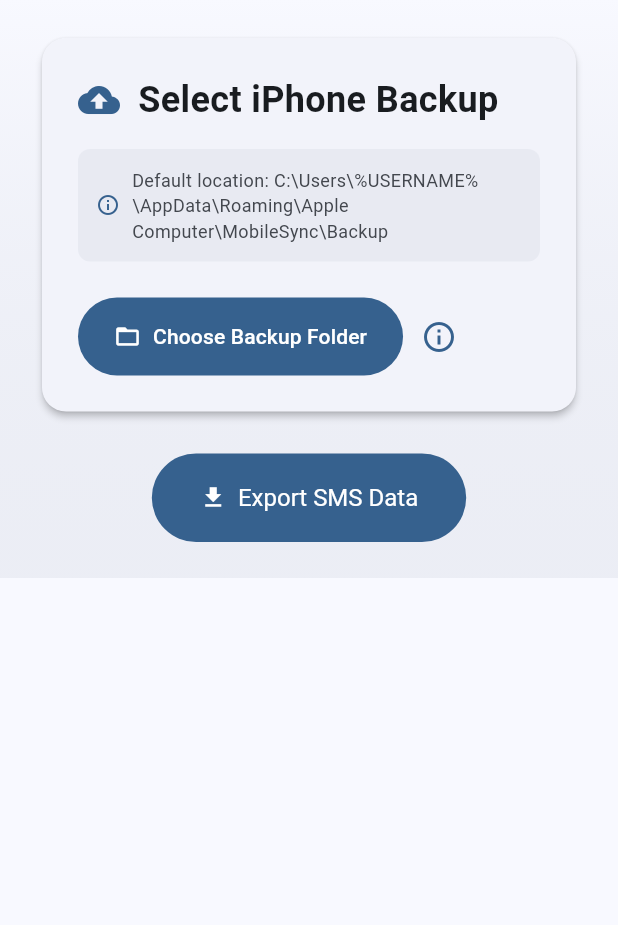
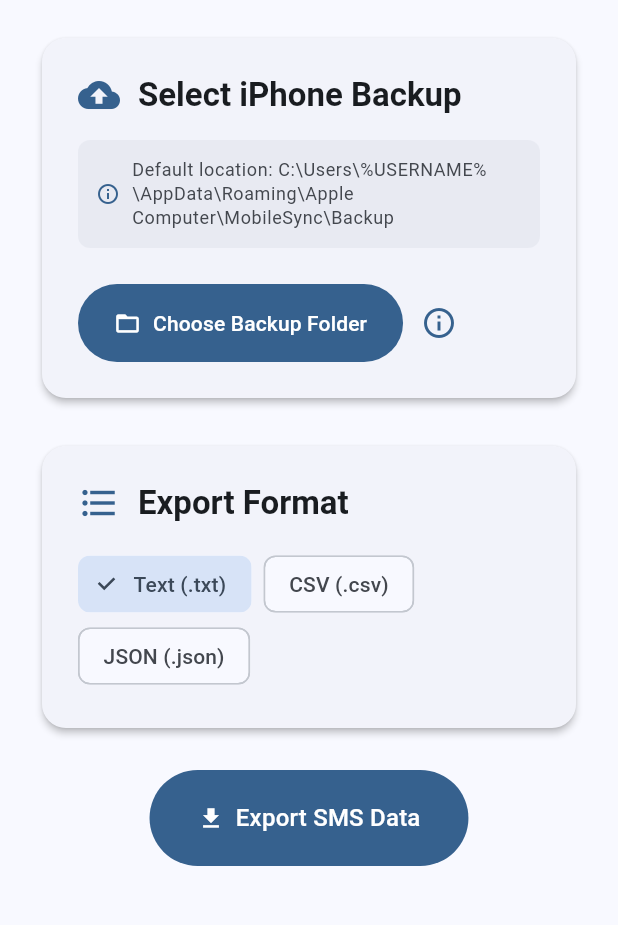
Before and after one commit to daurham/iphone_sms_transcriptor, a Flutter app: the screen it shows after launch, on a phone screen of 412 x 824 dp, the part 88-1013 px from its top. Run offline on Flutter 3.47's test engine with Material 3 defaults, Android fonts, the light colour scheme and no system bars; our stand-ins replace file_picker, sqflite_common_ffi; accounts and stored records are empty.

Commit message:
added a formatting option

```diff
--- a/lib/screens/home_screen.dart
+++ b/lib/screens/home_screen.dart
@@ -20,6 +20,7 @@
   String? selectedBackupPath;    // Path to the iPhone backup folder
   bool isProcessing = false;     // Flag to track if backup is being processed
   String? exportLocation;        // Path where files were actually exported
+  ExportFormat selectedFormat = ExportFormat.txt;  // Selected export format
 
   /// Handles the selection of the iPhone backup folder.
   ///
@@ -121,7 +122,7 @@
   /// This method:
   /// 1. Validates that a backup folder is selected
   /// 2. Extracts SMS data using BackupService
-  /// 3. Exports the data to text files using SMSService
+  /// 3. Exports the data to files in the selected format using SMSService
   /// 4. Updates the UI with the export location
   Future<void> processBackup() async {
     if (selectedBackupPath == null) {
@@ -145,10 +146,9 @@
 
       // Extract SMS data from backup
       final smsData = await backupService.extractSMSData(selectedBackupPath!);
-      // final smsData = await backupService.extractSMSData(selectedBackupPath!, messageLimit: 100); // ? For testing
 
-      // Export to text files (will automatically use desktop location)
-      final exportPath = await smsService.exportToTextFiles(smsData);
+      // Export to files in selected format
+      final exportPath = await smsService.exportToFiles(smsData, selectedFormat);
 
       setState(() {
         exportLocation = exportPath;
@@ -179,29 +179,19 @@
   ///
   /// The UI consists of:
   /// 1. A card for selecting the iPhone backup folder
-  /// 2. A button to process the backup
-  /// 3. A card showing the export location and open folder button
+  /// 2. A card for selecting the export format
+  /// 3. A button to process the backup
+  /// 4. A card showing the export location and open folder button
   @override
   Widget build(BuildContext context) {
-    final colorScheme = Theme.of(context).colorScheme;
-
     return Scaffold(
       appBar: AppBar(
         title: const Text('iPhone SMS Transcriptor'),
-        backgroundColor: colorScheme.surface,
+        backgroundColor: Theme.of(context).colorScheme.surface,
         elevation: 0,
       ),
       body: Container(
-        decoration: BoxDecoration(
-          gradient: LinearGradient(
-            begin: Alignment.topCenter,
-            end: Alignment.bottomCenter,
-            colors: [
-              colorScheme.surface,
-              colorScheme.surfaceVariant.withOpacity(0.5),
-            ],
-          ),
-        ),
+        color: Theme.of(context).colorScheme.background,
         child: SafeArea(
           child: SingleChildScrollView(
             child: Padding(
@@ -224,16 +214,14 @@
                             children: [
                               Icon(
                                 Icons.backup,
-                                color: colorScheme.primary,
+                                color: Theme.of(context).colorScheme.primary,
                                 size: 28,
                               ),
                               const SizedBox(width: 12),
                               Text(
                                 'Select iPhone Backup',
-                                style: TextStyle(
-                                  fontSize: 24,
+                                style: Theme.of(context).textTheme.titleLarge?.copyWith(
                                   fontWeight: FontWeight.bold,
-                                  color: colorScheme.onSurface,
                                 ),
                               ),
                             ],
@@ -242,23 +230,22 @@
                           Container(
                             padding: const EdgeInsets.all(12),
                             decoration: BoxDecoration(
-                              color: colorScheme.surfaceVariant.withOpacity(0.5),
+                              color: Theme.of(context).colorScheme.surfaceVariant.withOpacity(0.5),
                               borderRadius: BorderRadius.circular(8),
                             ),
                             child: Row(
                               children: [
                                 Icon(
                                   Icons.info_outline,
-                                  color: colorScheme.primary,
+                                  color: Theme.of(context).colorScheme.primary,
                                   size: 16,
                                 ),
                                 const SizedBox(width: 8),
                                 Expanded(
                                   child: Text(
                                     'Default location: ${BackupService.defaultBackupPath}',
-                                    style: TextStyle(
-                                      fontSize: 12,
-                                      color: colorScheme.onSurfaceVariant,
+                                    style: Theme.of(context).textTheme.bodySmall?.copyWith(
+                                      color: Theme.of(context).colorScheme.onSurfaceVariant,
                                     ),
                                   ),
                                 ),
@@ -267,7 +254,6 @@
                           ),
                           const SizedBox(height: 24),
                           Row(
-                            // mainAxisAlignment: MainAxisAlignment.center,
                             children: [
                               FilledButton.icon(
                                 onPressed: selectBackupFolder,
@@ -284,7 +270,7 @@
                                     'The folder should contain numbered folders (like "3d", "31", etc.)',
                                 child: Icon(
                                   Icons.info_outline,
-                                  color: colorScheme.primary,
+                                  color: Theme.of(context).colorScheme.primary,
                                   size: 24,
                                 ),
                               ),
@@ -295,22 +281,21 @@
                             Container(
                               padding: const EdgeInsets.all(12),
                               decoration: BoxDecoration(
-                                color: colorScheme.primaryContainer.withOpacity(0.3),
+                                color: Theme.of(context).colorScheme.primaryContainer.withOpacity(0.3),
                                 borderRadius: BorderRadius.circular(8),
                               ),
                               child: Row(
                                 children: [
                                   Icon(
                                     Icons.check_circle_outline,
-                                    color: colorScheme.primary,
+                                    color: Theme.of(context).colorScheme.primary,
                                     size: 16,
                                   ),
                                   const SizedBox(width: 8),
                                   Expanded(
                                     child: Text(
                                       'Selected: ${selectedBackupPath!.split(Platform.pathSeparator).last}',
-                                      style: TextStyle(
-                                        color: colorScheme.onSurface,
+                                      style: Theme.of(context).textTheme.bodyMedium?.copyWith(
                                         fontStyle: FontStyle.italic,
                                       ),
                                     ),
@@ -324,6 +309,77 @@
                     ),
                   ),
                   const SizedBox(height: 24),
+                  // Export format selection card
+                  Card(
+                    elevation: 2,
+                    shape: RoundedRectangleBorder(
+                      borderRadius: BorderRadius.circular(16),
+                    ),
+                    child: Padding(
+                      padding: const EdgeInsets.all(24.0),
+                      child: Column(
+                        crossAxisAlignment: CrossAxisAlignment.start,
+                        children: [
+                          Row(
+                            children: [
+                              Icon(
+                                Icons.format_list_bulleted,
+                                color: Theme.of(context).colorScheme.primary,
+                                size: 28,
+                              ),
+                              const SizedBox(width: 12),
+                              Text(
+                                'Export Format',
+                                style: Theme.of(context).textTheme.titleLarge?.copyWith(
+                                  fontWeight: FontWeight.bold,
+                                ),
+                              ),
+                            ],
+                          ),
+                          const SizedBox(height: 16),
+                          Wrap(
+                            spacing: 8,
+                            children: [
+                              ChoiceChip(
+                                label: const Text('Text (.txt)'),
+                                selected: selectedFormat == ExportFormat.txt,
+                                onSelected: (selected) {
+                                  if (selected) {
+                                    setState(() {
+                                      selectedFormat = ExportFormat.txt;
+                                    });
+                                  }
+                                },
+                              ),
+                              ChoiceChip(
+                                label: const Text('CSV (.csv)'),
+                                selected: selectedFormat == ExportFormat.csv,
+                                onSelected: (selected) {
+                                  if (selected) {
+                                    setState(() {
+                                      selectedFormat = ExportFormat.csv;
+                                    });
+                                  }
+                                },
+                              ),
+                              ChoiceChip(
+                                label: const Text('JSON (.json)'),
+                                selected: selectedFormat == ExportFormat.json,
+                                onSelected: (selected) {
+                                  if (selected) {
+                                    setState(() {
+                                      selectedFormat = ExportFormat.json;
+                                    });
+                                  }
+                                },
+                              ),
+                            ],
+                          ),
+                        ],
+                      ),
+                    ),
+                  ),
+                  const SizedBox(height: 24),
                   // Process backup button
                   Center(
                     child: FilledButton.icon(
@@ -332,7 +388,7 @@
                       label: const Text('Export SMS Data'),
                       style: FilledButton.styleFrom(
                         padding: const EdgeInsets.symmetric(vertical: 20, horizontal: 32),
-                        textStyle: const TextStyle(fontSize: 16),
+                        textStyle: Theme.of(context).textTheme.titleMedium,
                       ),
                     ),
                   ),
@@ -343,13 +399,13 @@
                       child: Column(
                         children: [
                           CircularProgressIndicator(
-                            color: colorScheme.primary,
+                            color: Theme.of(context).colorScheme.primary,
                           ),
                           const SizedBox(height: 16),
                           Text(
                             'Processing backup...',
-                            style: TextStyle(
-                              color: colorScheme.onSurfaceVariant,
+                            style: Theme.of(context).textTheme.bodyMedium?.copyWith(
+                              color: Theme.of(context).colorScheme.onSurfaceVariant,
                             ),
                           ),
                         ],
@@ -373,16 +429,14 @@
                               children: [
                                 Icon(
                                   Icons.folder_zip,
-                                  color: colorScheme.primary,
+                                  color: Theme.of(context).colorScheme.primary,
                                   size: 28,
                                 ),
                                 const SizedBox(width: 12),
                                 Text(
                                   'Export Complete',
-                                  style: TextStyle(
-                                    fontSize: 24,
+                                  style: Theme.of(context).textTheme.titleLarge?.copyWith(
                                     fontWeight: FontWeight.bold,
-                                    color: colorScheme.onSurface,
                                   ),
                                 ),
                               ],
@@ -391,23 +445,22 @@
                             Container(
                               padding: const EdgeInsets.all(12),
                               decoration: BoxDecoration(
-                                color: colorScheme.surfaceVariant.withOpacity(0.5),
+                                color: Theme.of(context).colorScheme.surfaceVariant.withOpacity(0.5),
                                 borderRadius: BorderRadius.circular(8),
                               ),
                               child: Row(
                                 children: [
                                   Icon(
                                     Icons.folder_outlined,
-                                    color: colorScheme.primary,
+                                    color: Theme.of(context).colorScheme.primary,
                                     size: 16,
                                   ),
                                   const SizedBox(width: 8),
                                   Expanded(
                                     child: Text(
                                       'Location: $exportLocation',
-                                      style: TextStyle(
-                                        fontSize: 12,
-                                        color: colorScheme.onSurfaceVariant,
+                                      style: Theme.of(context).textTheme.bodySmall?.copyWith(
+                                        color: Theme.of(context).colorScheme.onSurfaceVariant,
                                       ),
                                     ),
                                   ),
@@ -421,8 +474,8 @@
                                 icon: const Icon(Icons.folder_open),
                                 label: const Text('Open Export Folder'),
                                 style: FilledButton.styleFrom(
-                                  backgroundColor: colorScheme.primaryContainer,
-                                  foregroundColor: colorScheme.onPrimaryContainer,
+                                  backgroundColor: Theme.of(context).colorScheme.primaryContainer,
+                                  foregroundColor: Theme.of(context).colorScheme.onPrimaryContainer,
                                   padding: const EdgeInsets.symmetric(vertical: 16, horizontal: 24),
                                 ),
                               ),
```
Also changed, not shown: lib/services/sms_service.dart (+94 -65 lines).
